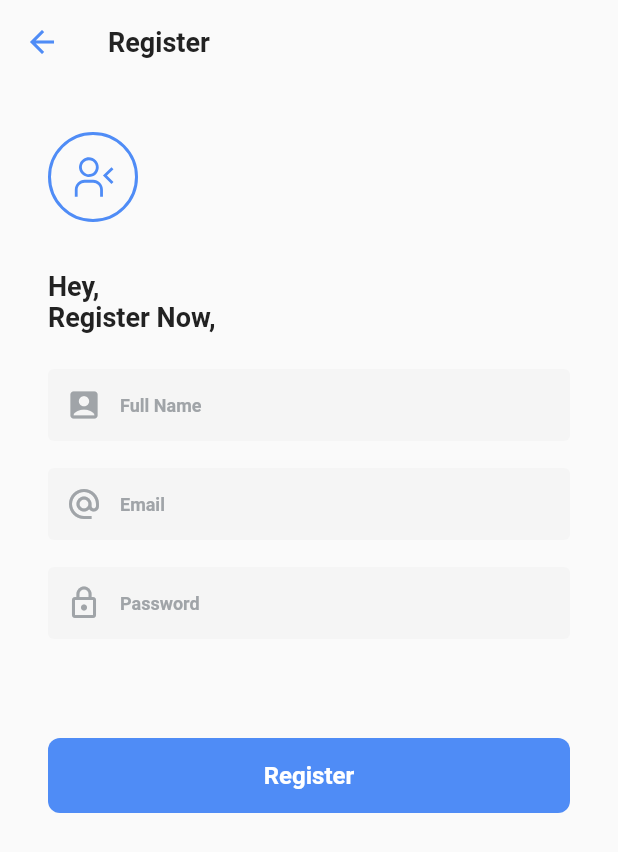
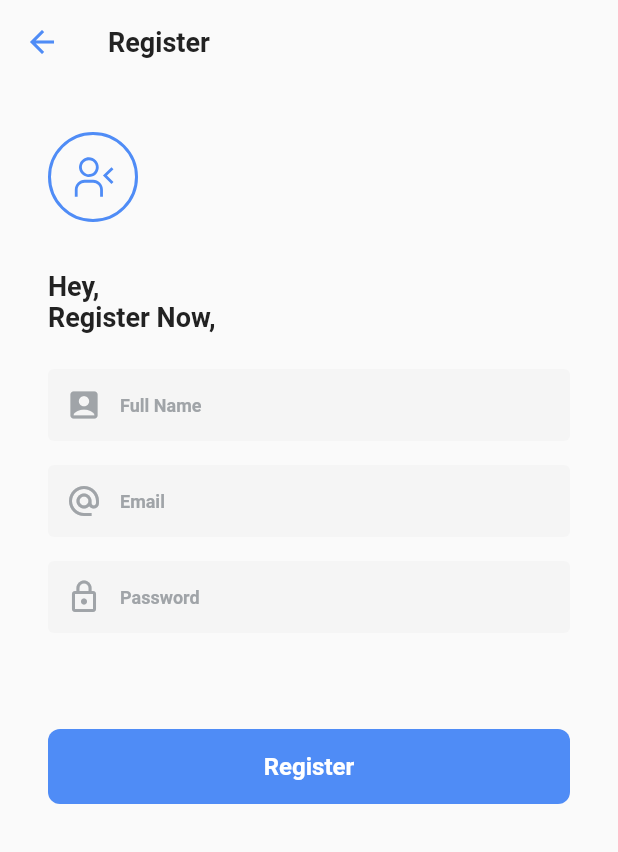
Before and after one commit to im-o/simple-app-flutter-firebase, a Flutter app: the RegisterEmailPage screen opened directly, on a phone screen of 412 x 824 dp. Shown: the top 852 px of the screen. Run offline on Flutter 3.47's test engine with Material 2 defaults, Android fonts, the phone set to English and light mode, and no system bars; our stand-ins replace cloud_firestore, firebase_auth, firebase_core, flutter_svg; accounts and stored records are empty.

Commit message:
:label: update ui login, register and update dashboard

```diff
--- a/lib/presentation/pages/dashboard/dashboard.dart
+++ b/lib/presentation/pages/dashboard/dashboard.dart
@@ -89,6 +89,9 @@ class _DashboardPageState extends State<DashboardPage> {
   }
 
   Widget _dashboardBody() {
+    if (userList.isEmpty) {
+      return const Center(child: CircularProgressIndicator());
+    } else {
       return ListView.builder(
         itemCount: userList.length,
         itemBuilder: (context, index) {
@@ -106,6 +109,7 @@ class _DashboardPageState extends State<DashboardPage> {
           );
         },
       );
+    }
   }
 
   void _signOutUser() {
--- a/lib/presentation/pages/register/register_email.dart
+++ b/lib/presentation/pages/register/register_email.dart
@@ -71,9 +71,7 @@ class _RegisterEmailPageState extends State<RegisterEmailPage> {
   }
 
   Widget _textFieldName() {
-    return SizedBox(
-      height: 50.0,
-      child: TextFormField(
+    return TextFormField(
       controller: _nameController,
       validator: (value) {
         if (value == null || value.isEmpty) {
@@ -89,15 +87,12 @@ class _RegisterEmailPageState extends State<RegisterEmailPage> {
           color: ColorUtil.colorTextFilled,
         ),
       ),
-      ),
     );
   }
 
   Widget _textFieldEmail() {
     return Container(
       margin: const EdgeInsets.only(top: 16.0),
-      child: SizedBox(
-        height: 50.0,
       child: TextFormField(
         controller: _emailController,
         validator: (value) {
@@ -115,15 +110,12 @@ class _RegisterEmailPageState extends State<RegisterEmailPage> {
           ),
         ),
       ),
-      ),
     );
   }
 
   Widget _textFieldPassword() {
     return Container(
       margin: const EdgeInsets.only(top: 16.0),
-      child: SizedBox(
-        height: 50.0,
       child: TextFormField(
         controller: _passwordController,
         validator: (value) {
@@ -139,7 +131,6 @@ class _RegisterEmailPageState extends State<RegisterEmailPage> {
           prefixIcon: const Icon(
             Icons.lock_outline,
             color: ColorUtil.colorTextFilled,
-            ),
           ),
         ),
       ),
--- a/lib/utils/text_field_util.dart
+++ b/lib/utils/text_field_util.dart
@@ -18,6 +18,9 @@ abstract class TextFieldUtil {
     enabledBorder: OutlineInputBorder(
       borderSide: BorderSide(color: Colors.transparent),
     ),
+    errorBorder: OutlineInputBorder(
+      borderSide: BorderSide(color: Colors.red),
+    ),
     border: OutlineInputBorder(
       borderRadius: BorderRadius.all(Radius.circular(8.0)),
     ),
```
Also changed, not shown: lib/presentation/pages/login/login_email.dart (+1 -7 lines), 2 other files. Lines whose indentation alone changed are shown as unchanged.
